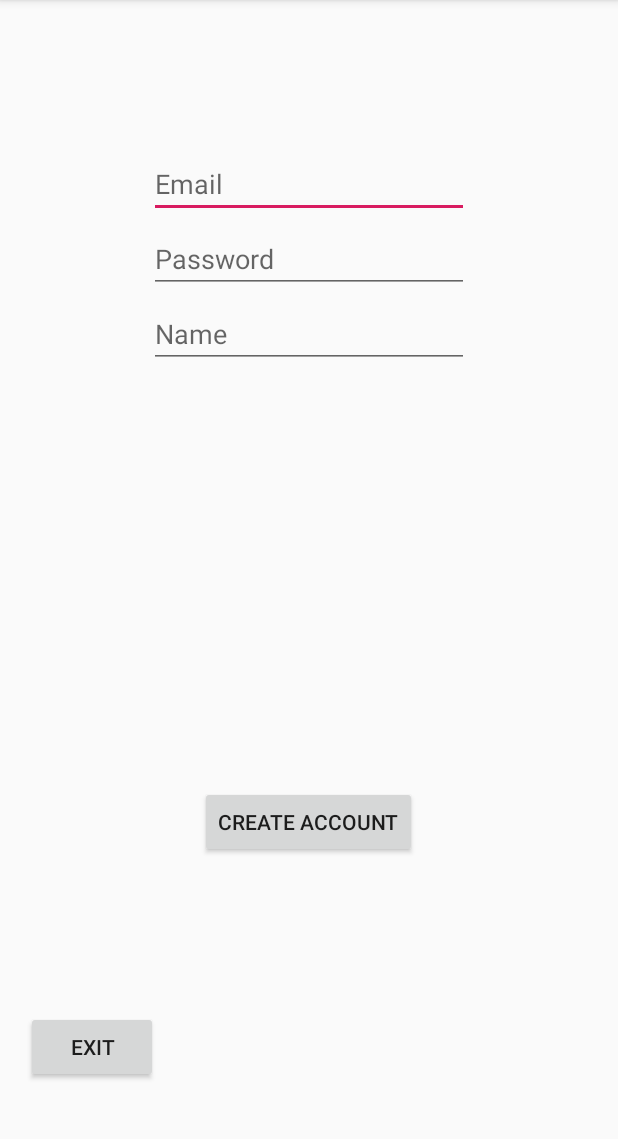
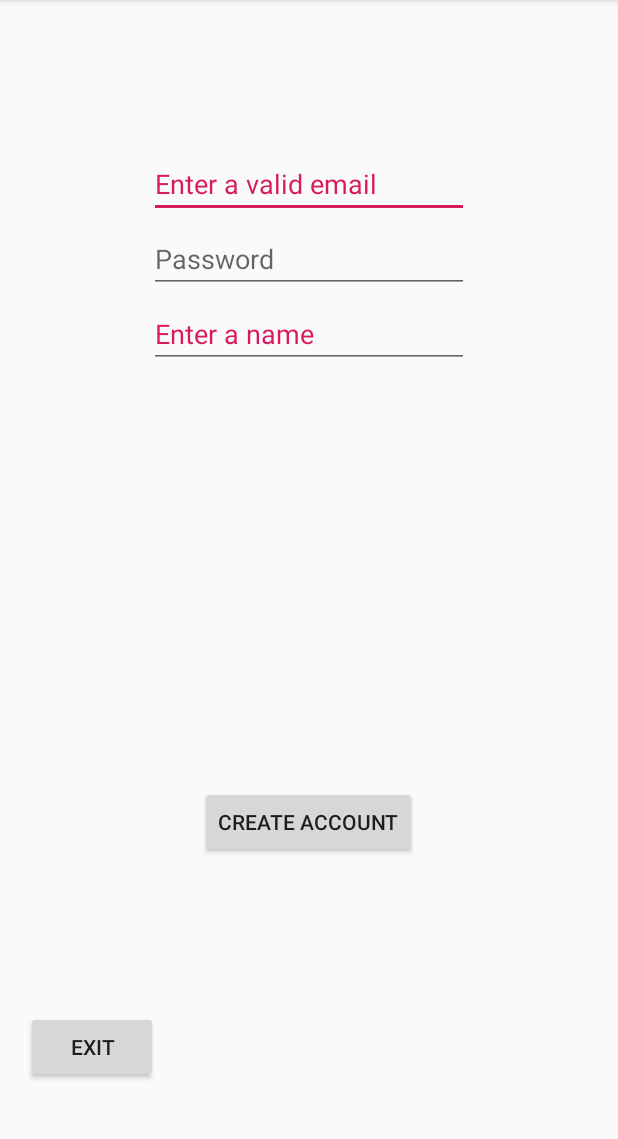
Before and after one commit to PJDuchesne/MorseCode, an Android app: the SignUpActivity screen opened directly, with no data from a screen before it, after a tap on "CREATE ACCOUNT", on a phone screen of 412 x 824 dp, the part 84-1223 px from its top. Run offline under Robolectric (Android 15) with nearby library versions, the phone set to English and light mode, and no system bars; our stand-ins replace Firebase (no records; nobody signed in at launch, a user with empty details on screens opened directly).

Commit message:
Added input field formatting and error checking.

```diff
--- a/app/src/main/java/com/example/pauld/morsecode/SignUpActivity.java
+++ b/app/src/main/java/com/example/pauld/morsecode/SignUpActivity.java
@@ -4,6 +4,7 @@ import android.support.annotation.NonNull;
 import android.support.v7.app.AppCompatActivity;
 import android.os.Bundle;
 import android.util.Log;
+import android.util.Patterns;
 import android.view.View;
 import android.widget.Button;
 import android.widget.EditText;
@@ -19,7 +20,7 @@ import com.google.firebase.database.FirebaseDatabase;
 
 public class SignUpActivity extends AppCompatActivity {
 
-    private Button btn_signUp;
+    private Button btn_signUp,btn_exit;
     private EditText edit_email ,edit_pass ,edit_name;
     private String name,password,email;
     private FirebaseAuth userAuth;
@@ -40,7 +41,14 @@ public class SignUpActivity extends AppCompatActivity {
         edit_email = findViewById(R.id.edit_email);
         edit_pass = findViewById(R.id.edit_pass);
         edit_name = findViewById(R.id.edit_name);
+        btn_exit = findViewById(R.id.btn_exit);
 
+        btn_exit.setOnClickListener(new View.OnClickListener(){
+            @Override
+            public void onClick(View v) {
+                finish();
+            }
+        });
 
         btn_signUp.setOnClickListener(new View.OnClickListener() {
             @Override
@@ -49,8 +57,27 @@ public class SignUpActivity extends AppCompatActivity {
                 name = edit_name.getText().toString();
                 password = edit_pass.getText().toString();
                 if(email.isEmpty() || password.isEmpty() || name.isEmpty()){
-                    Toast.makeText(getApplicationContext(),"All fields must be filled in",
-                            Toast.LENGTH_SHORT).show();
+                    if(email.isEmpty()){
+                        edit_email.setHint("Enter a valid email");
+                        edit_email.setHintTextColor(getColor(R.color.colorAccent));
+                    }
+                    if(name.isEmpty()){
+                        edit_name.setHint("Enter a name");
+                        edit_name.setHintTextColor(getColor(R.color.colorAccent));
+                    }
+                    if(password.isEmpty()){
+                        Toast.makeText(getApplicationContext(),"Password field shoudn't be empty",Toast.LENGTH_SHORT).show();
+                    }
+                    return;
+                }
+
+                if(!Patterns.EMAIL_ADDRESS.matcher(email).matches()){
+                    Toast.makeText(getApplicationContext(),"Email address is not valid",Toast.LENGTH_SHORT).show();
+                    return;
+                }
+
+                if(password.length() < 6){
+                    Toast.makeText(getApplicationContext(),"Password should be at least 6 characters long",Toast.LENGTH_SHORT).show();
                     return;
                 }
 
--- a/app/src/main/res/layout/activity_login.xml
+++ b/app/src/main/res/layout/activity_login.xml
@@ -14,6 +14,7 @@
         android:layout_centerHorizontal="true"
         android:layout_marginTop="100dp"
         android:hint="Email"
+        android:inputType="textEmailAddress"
         android:ems="10"
         />
 
@@ -26,6 +27,7 @@
         android:layout_centerHorizontal="true"
         android:layout_marginTop="150dp"
         android:hint="Password"
+        android:inputType="textPassword"
         android:ems="10"
         />
 
--- a/app/src/main/res/layout/activity_sign_up.xml
+++ b/app/src/main/res/layout/activity_sign_up.xml
@@ -15,7 +15,7 @@
         android:layout_marginTop="100dp"
         android:hint="Email"
         android:ems="10"
-        android:inputType="textPersonName" />
+        android:inputType="textEmailAddress" />
 
 
     <EditText
@@ -26,6 +26,7 @@
         android:layout_centerHorizontal="true"
         android:layout_marginTop="150dp"
         android:hint="Password"
+        android:inputType="textPassword"
         android:ems="10"
         />
 
@@ -37,6 +38,7 @@
         android:layout_centerHorizontal="true"
         android:layout_marginTop="200dp"
         android:hint="Name"
+        android:inputType="textPersonName"
         android:ems="10"
         />
 
```
Also changed, not shown: app/src/main/java/com/example/pauld/morsecode/LoginActivity.java (+29 -3 lines).
